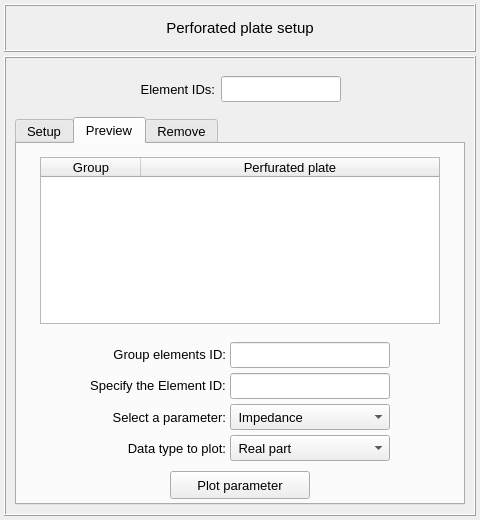
Old version of the form pulse/interface/data/ui_files/model/setup/acoustic/perforated_plate_input.ui in the repository open-pulse/OpenPulse.
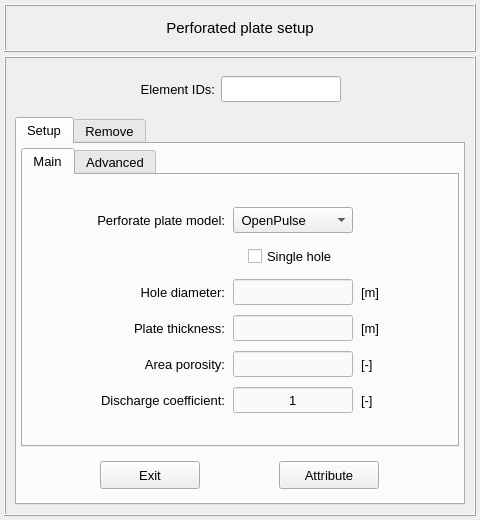
New version of the form. The open tabs and pages were chosen to show the change. Icons and pictures are not drawn.

Commit message: Fix bugs found in the PeforatedPlate-related classes

The edit to the form file:
```diff
--- a/pulse/interface/data/ui_files/model/setup/acoustic/perforated_plate_input.ui
+++ b/pulse/interface/data/ui_files/model/setup/acoustic/perforated_plate_input.ui
@@ -202,7 +202,6 @@
          <font>
           <family>MS Shell Dlg 2</family>
           <pointsize>10</pointsize>
-          <weight>50</weight>
           <italic>false</italic>
           <bold>false</bold>
          </font>
@@ -236,7 +235,6 @@
              <font>
               <family>MS Shell Dlg 2</family>
               <pointsize>10</pointsize>
-              <weight>50</weight>
               <italic>false</italic>
               <bold>false</bold>
              </font>
@@ -501,7 +499,10 @@
                    </property>
                    <property name="font">
                     <font>
+                     <family>MS Shell Dlg 2</family>
                      <pointsize>10</pointsize>
+                     <italic>false</italic>
+                     <bold>false</bold>
                     </font>
                    </property>
                    <property name="styleSheet">
@@ -709,7 +710,10 @@
                    </property>
                    <property name="font">
                     <font>
+                     <family>MS Shell Dlg 2</family>
                      <pointsize>10</pointsize>
+                     <italic>false</italic>
+                     <bold>false</bold>
                     </font>
                    </property>
                    <property name="styleSheet">
@@ -747,7 +751,6 @@
                     <font>
                      <family>MS Shell Dlg 2</family>
                      <pointsize>10</pointsize>
-                     <weight>50</weight>
                      <italic>false</italic>
                      <bold>false</bold>
                     </font>
@@ -784,7 +787,6 @@
                     <font>
                      <family>MS Shell Dlg 2</family>
                      <pointsize>10</pointsize>
-                     <weight>50</weight>
                      <italic>false</italic>
                      <bold>false</bold>
                     </font>
@@ -821,7 +823,6 @@
                     <font>
                      <family>MS Shell Dlg 2</family>
                      <pointsize>10</pointsize>
-                     <weight>50</weight>
                      <italic>false</italic>
                      <bold>false</bold>
                     </font>
@@ -858,7 +859,6 @@
                     <font>
                      <family>MS Shell Dlg 2</family>
                      <pointsize>10</pointsize>
-                     <weight>50</weight>
                      <italic>false</italic>
                      <bold>false</bold>
                     </font>
@@ -1065,7 +1065,10 @@
                    </property>
                    <property name="font">
                     <font>
+                     <family>MS Shell Dlg 2</family>
                      <pointsize>10</pointsize>
+                     <italic>false</italic>
+                     <bold>false</bold>
                     </font>
                    </property>
                    <property name="styleSheet">
@@ -1103,7 +1106,6 @@
                     <font>
                      <family>MS Shell Dlg 2</family>
                      <pointsize>10</pointsize>
-                     <weight>50</weight>
                      <italic>false</italic>
                      <bold>false</bold>
                     </font>
@@ -1140,7 +1142,6 @@
                     <font>
                      <family>MS Shell Dlg 2</family>
                      <pointsize>10</pointsize>
-                     <weight>50</weight>
                      <italic>false</italic>
                      <bold>false</bold>
                     </font>
@@ -1177,7 +1178,6 @@
                     <font>
                      <family>MS Shell Dlg 2</family>
                      <pointsize>10</pointsize>
-                     <weight>50</weight>
                      <italic>false</italic>
                      <bold>false</bold>
                     </font>
@@ -1410,7 +1410,10 @@
                    </property>
                    <property name="font">
                     <font>
+                     <family>MS Shell Dlg 2</family>
                      <pointsize>10</pointsize>
+                     <italic>false</italic>
+                     <bold>false</bold>
                     </font>
                    </property>
                    <property name="styleSheet">
@@ -1448,7 +1451,6 @@
                     <font>
                      <family>MS Shell Dlg 2</family>
                      <pointsize>10</pointsize>
-                     <weight>50</weight>
                      <italic>false</italic>
                      <bold>false</bold>
                     </font>
@@ -1529,7 +1531,10 @@
                       </property>
                       <property name="font">
                        <font>
+                        <family>MS Shell Dlg 2</family>
                         <pointsize>10</pointsize>
+                        <italic>false</italic>
+                        <bold>false</bold>
                        </font>
                       </property>
                       <property name="text">
@@ -1572,7 +1577,10 @@
                    </property>
                    <property name="font">
                     <font>
+                     <family>MS Shell Dlg 2</family>
                      <pointsize>10</pointsize>
+                     <italic>false</italic>
+                     <bold>false</bold>
                     </font>
                    </property>
                    <item>
@@ -1616,7 +1624,6 @@
                     <font>
                      <family>MS Shell Dlg 2</family>
                      <pointsize>10</pointsize>
-                     <weight>50</weight>
                      <italic>false</italic>
                      <bold>false</bold>
                     </font>
@@ -3156,7 +3163,6 @@
                 <font>
                  <family>MS Shell Dlg 2</family>
                  <pointsize>10</pointsize>
-                 <weight>50</weight>
                  <italic>false</italic>
                  <bold>false</bold>
                 </font>
@@ -3193,7 +3199,6 @@
                 <font>
                  <family>MS Shell Dlg 2</family>
                  <pointsize>10</pointsize>
-                 <weight>50</weight>
                  <italic>false</italic>
                  <bold>false</bold>
                 </font>
@@ -3214,508 +3219,6 @@
           </item>
          </layout>
         </widget>
-        <widget class="QWidget" name="tab_preview">
-         <property name="enabled">
-          <bool>true</bool>
-         </property>
-         <attribute name="title">
-          <string>Preview</string>
-         </attribute>
-         <layout class="QGridLayout" name="gridLayout_12">
-          <property name="leftMargin">
-           <number>4</number>
-          </property>
-          <property name="topMargin">
-           <number>4</number>
-          </property>
-          <property name="rightMargin">
-           <number>4</number>
-          </property>
-          <property name="bottomMargin">
-           <number>4</number>
-          </property>
-          <property name="spacing">
-           <number>4</number>
-          </property>
-          <item row="2" column="0">
-           <widget class="QFrame" name="frame_4">
-            <property name="maximumSize">
-             <size>
-              <width>16777215</width>
-              <height>42</height>
-             </size>
-            </property>
-            <property name="frameShape">
-             <enum>QFrame::NoFrame</enum>
-            </property>
-            <property name="frameShadow">
-             <enum>QFrame::Raised</enum>
-            </property>
-            <layout class="QGridLayout" name="gridLayout_8">
-             <property name="leftMargin">
-              <number>0</number>
-             </property>
-             <property name="topMargin">
-              <number>0</number>
-             </property>
-             <property name="rightMargin">
-              <number>0</number>
-             </property>
-             <property name="bottomMargin">
-              <number>0</number>
-             </property>
-             <property name="spacing">
-              <number>0</number>
-             </property>
-             <item row="0" column="0">
-              <widget class="QPushButton" name="pushButton_plot_parameter">
-               <property name="minimumSize">
-                <size>
-                 <width>140</width>
-                 <height>28</height>
-                </size>
-               </property>
-               <property name="maximumSize">
-                <size>
-                 <width>140</width>
-                 <height>28</height>
-                </size>
-               </property>
-               <property name="font">
-                <font>
-                 <family>MS Shell Dlg 2</family>
-                 <pointsize>10</pointsize>
-                 <weight>50</weight>
-                 <italic>false</italic>
-                 <bold>false</bold>
-                </font>
-               </property>
-               <property name="styleSheet">
-                <string notr="true"/>
-               </property>
-               <property name="text">
-                <string>Plot parameter</string>
-               </property>
-               <property name="autoDefault">
-                <bool>false</bool>
-               </property>
-               <property name="default">
-                <bool>false</bool>
-               </property>
-              </widget>
-             </item>
-            </layout>
-           </widget>
-          </item>
-          <item row="1" column="0">
-           <widget class="QFrame" name="frame_3">
-            <property name="minimumSize">
-             <size>
-              <width>0</width>
-              <height>130</height>
-             </size>
-            </property>
-            <property name="maximumSize">
-             <size>
-              <width>16777215</width>
-              <height>160</height>
-             </size>
-            </property>
-            <property name="frameShape">
-             <enum>QFrame::NoFrame</enum>
-            </property>
-            <property name="frameShadow">
-             <enum>QFrame::Raised</enum>
-            </property>
-            <layout class="QGridLayout" name="gridLayout_7">
-             <property name="leftMargin">
-              <number>4</number>
-             </property>
-             <property name="topMargin">
-              <number>4</number>
-             </property>
-             <property name="rightMargin">
-              <number>4</number>
-             </property>
-             <property name="bottomMargin">
-              <number>4</number>
-             </property>
-             <property name="spacing">
-              <number>4</number>
-             </property>
-             <item row="2" column="2">
-              <widget class="QComboBox" name="comboBox_parameter_to_plot">
-               <property name="minimumSize">
-                <size>
-                 <width>0</width>
-                 <height>26</height>
-                </size>
-               </property>
-               <property name="maximumSize">
-                <size>
-                 <width>16777215</width>
-                 <height>26</height>
-                </size>
-               </property>
-               <item>
-                <property name="text">
-                 <string> Impedance</string>
-                </property>
-               </item>
-               <item>
-                <property name="text">
-                 <string> Absorption coefficient</string>
-                </property>
-               </item>
-              </widget>
-             </item>
-             <item row="2" column="1">
-              <widget class="QLabel" name="label_7">
-               <property name="minimumSize">
-                <size>
-                 <width>0</width>
-                 <height>26</height>
-                </size>
-               </property>
-               <property name="maximumSize">
-                <size>
-                 <width>16777215</width>
-                 <height>26</height>
-                </size>
-               </property>
-               <property name="font">
-                <font>
-                 <family>MS Shell Dlg 2</family>
-                 <pointsize>10</pointsize>
-                 <weight>50</weight>
-                 <italic>false</italic>
-                 <bold>false</bold>
-                </font>
-               </property>
-               <property name="text">
-                <string>Select a parameter:</string>
-               </property>
-               <property name="alignment">
-                <set>Qt::AlignRight|Qt::AlignTrailing|Qt::AlignVCenter</set>
-               </property>
-              </widget>
-             </item>
-             <item row="1" column="0">
-              <spacer name="horizontalSpacer_11">
-               <property name="orientation">
-                <enum>Qt::Horizontal</enum>
-               </property>
-               <property name="sizeHint" stdset="0">
-                <size>
-                 <width>40</width>
-                 <height>20</height>
-                </size>
-               </property>
-              </spacer>
-             </item>
-             <item row="1" column="3">
-              <spacer name="horizontalSpacer_10">
-               <property name="orientation">
-                <enum>Qt::Horizontal</enum>
-               </property>
-               <property name="sizeHint" stdset="0">
-                <size>
-                 <width>40</width>
-                 <height>20</height>
-                </size>
-               </property>
-              </spacer>
-             </item>
-             <item row="3" column="2">
-              <widget class="QComboBox" name="comboBox_data_type">
-               <property name="minimumSize">
-                <size>
-                 <width>0</width>
-                 <height>26</height>
-                </size>
-               </property>
-               <property name="maximumSize">
-                <size>
-                 <width>16777215</width>
-                 <height>26</height>
-                </size>
-               </property>
-               <item>
-                <property name="text">
-                 <string> Real part</string>
-                </property>
-               </item>
-               <item>
-                <property name="text">
-                 <string> Imaginary part</string>
-                </property>
-               </item>
-              </widget>
-             </item>
-             <item row="1" column="1">
-              <widget class="QLabel" name="label_3">
-               <property name="minimumSize">
-                <size>
-                 <width>0</width>
-                 <height>25</height>
-                </size>
-               </property>
-               <property name="maximumSize">
-                <size>
-                 <width>16777215</width>
-                 <height>25</height>
-                </size>
-               </property>
-               <property name="font">
-                <font>
-                 <family>MS Shell Dlg 2</family>
-                 <pointsize>10</pointsize>
-                 <weight>50</weight>
-                 <italic>false</italic>
-                 <bold>false</bold>
-                </font>
-               </property>
-               <property name="text">
-                <string>Specify the Element ID:</string>
-               </property>
-               <property name="alignment">
-                <set>Qt::AlignCenter</set>
-               </property>
-              </widget>
-             </item>
-             <item row="1" column="2">
-              <widget class="QLineEdit" name="lineEdit_specify_element_id">
-               <property name="minimumSize">
-                <size>
-                 <width>108</width>
-                 <height>26</height>
-                </size>
-               </property>
-               <property name="maximumSize">
-                <size>
-                 <width>16777215</width>
-                 <height>26</height>
-                </size>
-               </property>
-               <property name="font">
-                <font>
-                 <family>Arial</family>
-                 <pointsize>10</pointsize>
-                 <weight>50</weight>
-                 <italic>false</italic>
-                 <bold>false</bold>
-                </font>
-               </property>
-               <property name="styleSheet">
-                <string notr="true"/>
-               </property>
-               <property name="text">
-                <string/>
-               </property>
-               <property name="alignment">
-                <set>Qt::AlignCenter</set>
-               </property>
-              </widget>
-             </item>
-             <item row="0" column="1">
-              <widget class="QLabel" name="label_4">
-               <property name="minimumSize">
-                <size>
-                 <width>0</width>
-                 <height>25</height>
-                </size>
-               </property>
-               <property name="maximumSize">
-                <size>
-                 <width>16777215</width>
-                 <height>25</height>
-                </size>
-               </property>
-               <property name="font">
-                <font>
-                 <family>MS Shell Dlg 2</family>
-                 <pointsize>10</pointsize>
-                 <weight>50</weight>
-                 <italic>false</italic>
-                 <bold>false</bold>
-                </font>
-               </property>
-               <property name="styleSheet">
-                <string notr="true"/>
-               </property>
-               <property name="text">
-                <string>Group elements ID:</string>
-               </property>
-               <property name="alignment">
-                <set>Qt::AlignRight|Qt::AlignTrailing|Qt::AlignVCenter</set>
-               </property>
-              </widget>
-             </item>
-             <item row="3" column="1">
-              <widget class="QLabel" name="label_6">
-               <property name="minimumSize">
-                <size>
-                 <width>0</width>
-                 <height>26</height>
-                </size>
-               </property>
-               <property name="maximumSize">
-                <size>
-                 <width>16777215</width>
-                 <height>26</height>
-                </size>
-               </property>
-               <property name="font">
-                <font>
-                 <family>MS Shell Dlg 2</family>
-                 <pointsize>10</pointsize>
-                 <weight>50</weight>
-                 <italic>false</italic>
-                 <bold>false</bold>
-                </font>
-               </property>
-               <property name="text">
-                <string>Data type to plot:</string>
-               </property>
-               <property name="alignment">
-                <set>Qt::AlignRight|Qt::AlignTrailing|Qt::AlignVCenter</set>
-               </property>
-              </widget>
-             </item>
-             <item row="0" column="2">
-              <widget class="QLineEdit" name="lineEdit_element_id_plot">
-               <property name="minimumSize">
-                <size>
-                 <width>108</width>
-                 <height>26</height>
-                </size>
-               </property>
-               <property name="maximumSize">
-                <size>
-                 <width>16777215</width>
-                 <height>26</height>
-                </size>
-               </property>
-               <property name="font">
-                <font>
-                 <family>Arial</family>
-                 <pointsize>10</pointsize>
-                 <weight>50</weight>
-                 <italic>false</italic>
-                 <bold>false</bold>
-                </font>
-               </property>
-               <property name="styleSheet">
-                <string notr="true"/>
-               </property>
-               <property name="text">
-                <string/>
-               </property>
-               <property name="alignment">
-                <set>Qt::AlignCenter</set>
-               </property>
-              </widget>
-             </item>
-            </layout>
-           </widget>
-          </item>
-          <item row="0" column="0">
-           <widget class="QFrame" name="frame_7">
-            <property name="maximumSize">
-             <size>
-              <width>16777215</width>
-              <height>240</height>
-             </size>
-            </property>
-            <property name="frameShape">
-             <enum>QFrame::NoFrame</enum>
-            </property>
-            <property name="frameShadow">
-             <enum>QFrame::Raised</enum>
-            </property>
-            <layout class="QGridLayout" name="gridLayout_10">
-             <item row="0" column="0">
-              <widget class="QTreeWidget" name="treeWidget_perforated_plate_preview">
-               <property name="minimumSize">
-                <size>
-                 <width>0</width>
-                 <height>0</height>
-                </size>
-               </property>
-               <property name="maximumSize">
-                <size>
-                 <width>400</width>
-                 <height>400</height>
-                </size>
-               </property>
-               <property name="font">
-                <font>
-                 <family>MS Shell Dlg 2</family>
-                 <pointsize>9</pointsize>
-                 <weight>50</weight>
-                 <italic>false</italic>
-                 <bold>false</bold>
-                </font>
-               </property>
-               <property name="toolTip">
-                <string>&lt;html&gt;&lt;head/&gt;&lt;body&gt;&lt;p&gt;Select a group to plot the perforated plate parameter or press double-click to get detailed information.&lt;/p&gt;&lt;/body&gt;&lt;/html&gt;</string>
-               </property>
-               <property name="indentation">
-                <number>1</number>
-               </property>
-               <property name="headerHidden">
-                <bool>false</bool>
-               </property>
-               <attribute name="headerHighlightSections">
-                <bool>false</bool>
-               </attribute>
-               <attribute name="headerShowSortIndicator" stdset="0">
-                <bool>false</bool>
-               </attribute>
-               <attribute name="headerStretchLastSection">
-                <bool>true</bool>
-               </attribute>
-               <column>
-                <property name="text">
-                 <string>Group</string>
-                </property>
-                <property name="font">
-                 <font>
-                  <family>MS Shell Dlg 2</family>
-                  <pointsize>10</pointsize>
-                  <weight>50</weight>
-                  <italic>false</italic>
-                  <bold>false</bold>
-                 </font>
-                </property>
-                <property name="textAlignment">
-                 <set>AlignCenter</set>
-                </property>
-               </column>
-               <column>
-                <property name="text">
-                 <string>Perfurated plate</string>
-                </property>
-                <property name="font">
-                 <font>
-                  <family>MS Shell Dlg 2</family>
-                  <pointsize>10</pointsize>
-                  <weight>50</weight>
-                  <italic>false</italic>
-                  <bold>false</bold>
-                 </font>
-                </property>
-                <property name="textAlignment">
-                 <set>AlignCenter</set>
-                </property>
-               </column>
-              </widget>
-             </item>
-            </layout>
-           </widget>
-          </item>
-         </layout>
-        </widget>
         <widget class="QWidget" name="tab_remove">
          <attribute name="title">
           <string>Remove</string>
```
Left out of the diff: 212 changed lines with no effect on the pictures. The commit also changes 9 other files.
